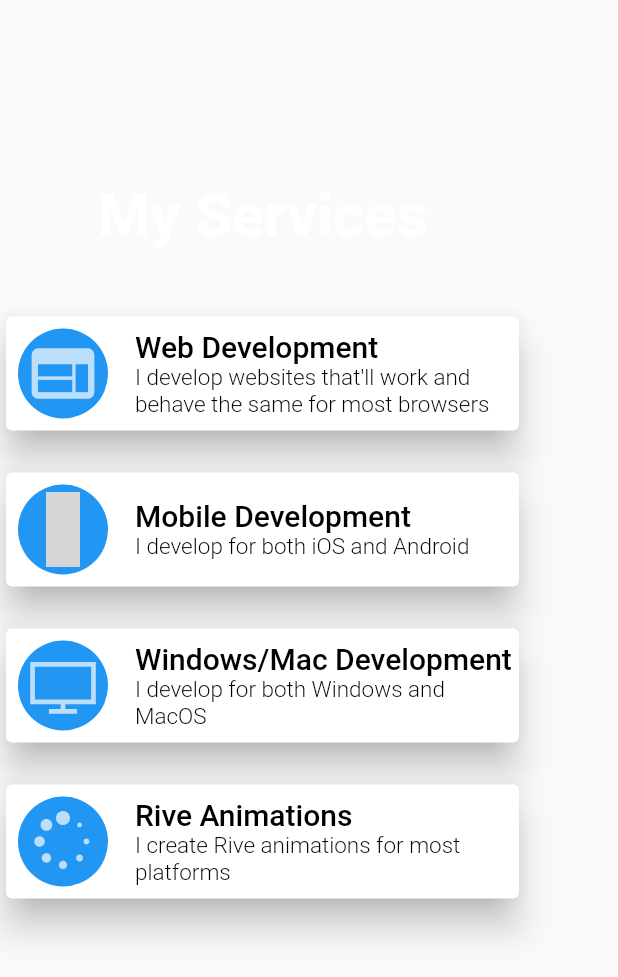
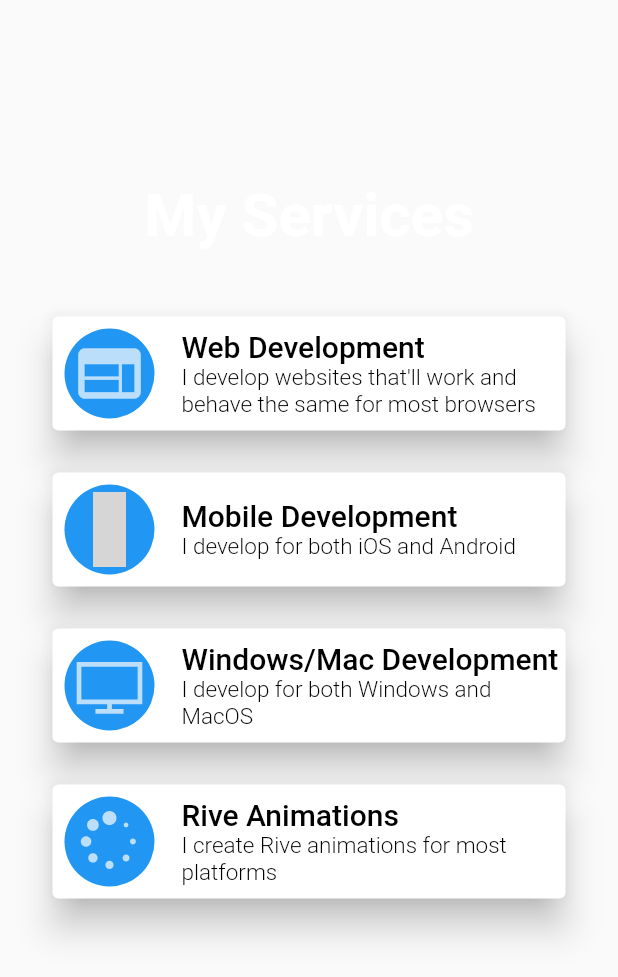
Before and after one commit to JCuadrado101/programmers_folio, a Flutter app: the ServicePage widget shown alone on an empty page, opened directly, on a phone screen of 412 x 824 dp. Shown: the top 977 px of the screen. Run offline on Flutter 3.47's test engine with Material 2 defaults, Android fonts, the phone set to English and light mode, and no system bars; our stand-ins replace animated_text_kit, flip_card, flutter_svg, google_fonts, line_icons; grey boxes are pictures that could not be loaded.

Commit message:
+ Service Page  + Centering Wrap

```diff
--- a/lib/pages/service_page.dart
+++ b/lib/pages/service_page.dart
@@ -22,7 +22,10 @@ class ServicePage extends StatelessWidget {
                 ),
             ),
           ),
-          Wrap(
+          SizedBox(
+            width: 1000,
+            child: Wrap(
+              alignment: WrapAlignment.center,
               runSpacing: 20,
               spacing: 20,
               children: const [
@@ -51,6 +54,7 @@ class ServicePage extends StatelessWidget {
                   serviceDescription: 'I create Rive animations for most platforms',
                 ),
               ],
+            ),
           )
         ],
       ),
```
Lines whose indentation alone changed are shown as unchanged.
